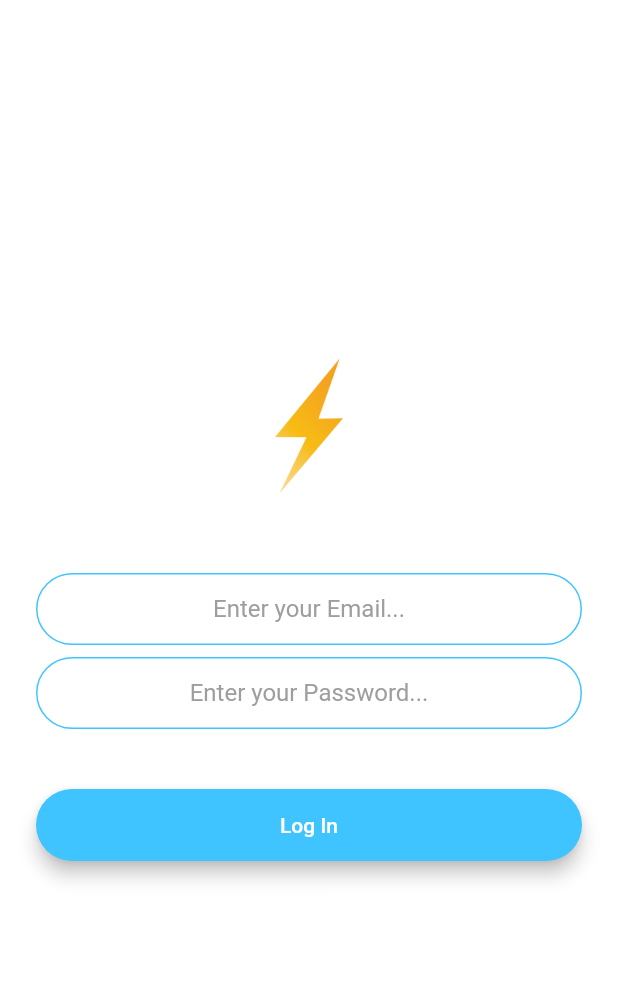
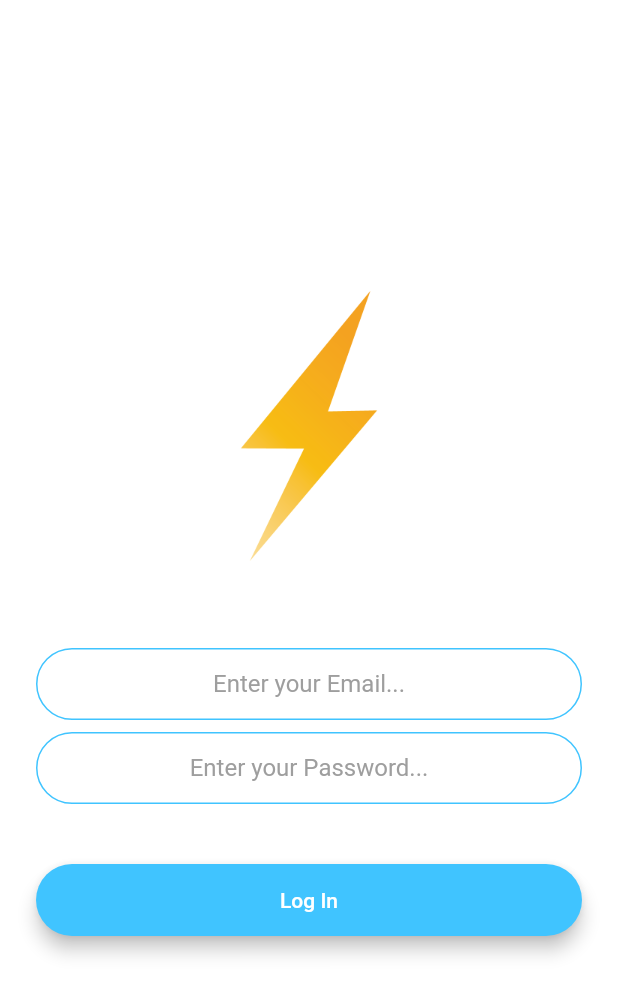
Before and after one commit to pliniogim/flutter_chat, a Flutter app: the LoginScreen screen opened by its route, on a phone screen of 412 x 824 dp. Shown: the top 995 px of the screen. Run offline on Flutter 3.47's test engine with Material 2 defaults, Android fonts, the phone set to English and light mode, and no system bars; drawn by our look-alikes of modal_progress_hud_nsn; our stand-ins replace animated_text_kit, cloud_firestore, firebase_auth, firebase_core; accounts and stored records are empty.

Commit message:
20220513

```diff
--- a/lib/screens/login_screen.dart
+++ b/lib/screens/login_screen.dart
@@ -1,6 +1,10 @@
+import 'package:firebase_auth/firebase_auth.dart';
+import 'package:modal_progress_hud_nsn/modal_progress_hud_nsn.dart';
 import 'package:flutter/material.dart';
 import '../widgets/rounded_button.dart';
 import 'package:flutter_chat/constants.dart';
+
+import 'chat_screen.dart';
 
 class LoginScreen extends StatefulWidget {
   static const String id = 'login_screen';
@@ -14,27 +18,36 @@ class LoginScreen extends StatefulWidget {
 class _LoginScreenState extends State<LoginScreen> {
   late String email;
   late String password;
+  bool showSpinner = false;
+  final _auth = FirebaseAuth.instance;
+
   @override
   Widget build(BuildContext context) {
-    return Scaffold(
+    return ModalProgressHUD(
+      inAsyncCall: showSpinner,
+      child: Scaffold(
         backgroundColor: Colors.white,
-      body: Padding(
+        body: SafeArea(
+          child: Padding(
             padding: const EdgeInsets.symmetric(horizontal: 24.0),
             child: Column(
               mainAxisAlignment: MainAxisAlignment.center,
               crossAxisAlignment: CrossAxisAlignment.stretch,
               children: <Widget>[
-            Hero(
+                Flexible(
+                  child: Hero(
                     tag: 'logo',
                     child: SizedBox(
-                height: 100.0,
+                      height: 200.0,
                       child: Image.asset('images/logo.png'),
+                    ),
                   ),
                 ),
                 const SizedBox(
                   height: 48.0,
                 ),
                 TextField(
+                  style: const TextStyle(color: Colors.black),
                   textAlign: TextAlign.center,
                   keyboardType: TextInputType.emailAddress,
                   onChanged: (value) {
@@ -51,6 +64,7 @@ class _LoginScreenState extends State<LoginScreen> {
                   height: 8.0,
                 ),
                 TextField(
+                  style: const TextStyle(color: Colors.black),
                   obscureText: true,
                   textAlign: TextAlign.center,
                   onChanged: (value) {
@@ -69,12 +83,28 @@ class _LoginScreenState extends State<LoginScreen> {
                 RoundedButton(
                     title: 'Log In',
                     color: Colors.lightBlueAccent,
-              pressed: () {
-                print('$email $password' );
-                //Implement login functionality.
-              },
+                    pressed: () async {
+                      setState((){
+                        showSpinner = true;
+                      });
+                      try {
+                        // print('$email $password');
+                        //Implement registration functionality.
+                        final newUser = await _auth.signInWithEmailAndPassword(
+                            email: email, password: password);
+                        if (newUser != null) {
+                          Navigator.pushNamed(context, ChatScreen.id);
+                        }
+                        setState((){
+                          showSpinner = false;
+                        });
+                      } catch (e) {
+                        print(e);
+                      }
+                    }),
+              ],
             ),
-          ],
+          ),
         ),
       ),
     );
--- a/pubspec.yaml
+++ b/pubspec.yaml
@@ -38,6 +38,7 @@ dependencies:
   firebase_core: ^1.16.0
   firebase_auth: ^3.3.17
   cloud_firestore: ^3.1.14
+  modal_progress_hud_nsn: ^0.1.0-nullsafety-1
 
 dev_dependencies:
   flutter_test:
```
Also changed, not shown: lib/screens/chat_screen.dart (+123 -4 lines), lib/screens/registration_screen.dart (+24 -7 lines), pubspec.lock. Lines whose indentation alone changed are shown as unchanged.
